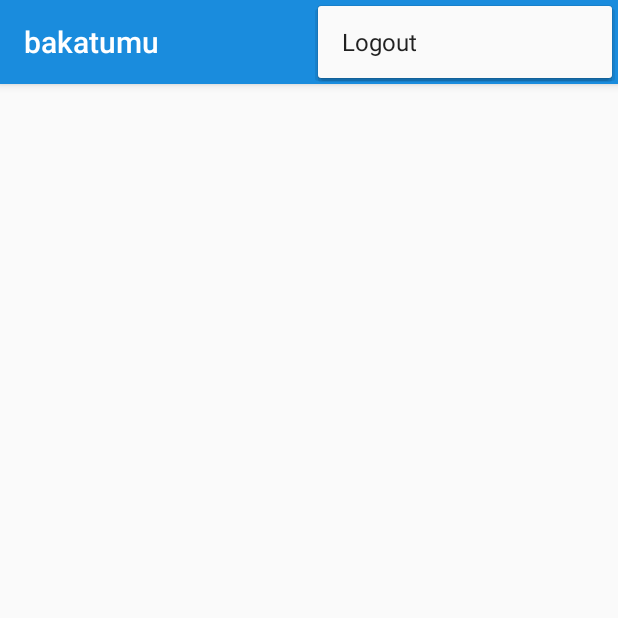
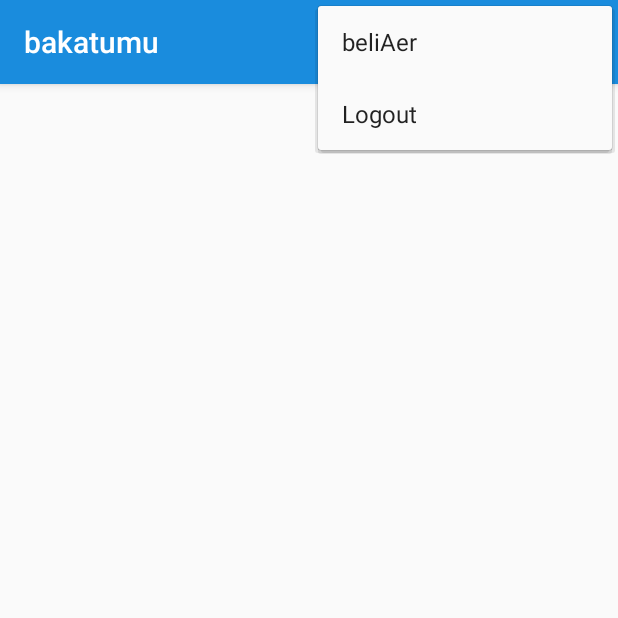
Before and after one commit to baingao/bakatumu, an Android app: the MainActivity screen opened directly, with no data from a screen before it, with the options menu open, on a phone screen of 412 x 824 dp, the top half of it. Run offline under Robolectric (Android 15) with nearby library versions, the phone set to English and light mode, and no system bars; our stand-ins replace Volley; 1 statement that could not run was skipped.

Commit message:
aer branch

```diff
--- a/app/src/main/java/com/bakatumu/bakatumu/activity/MainActivity.java
+++ b/app/src/main/java/com/bakatumu/bakatumu/activity/MainActivity.java
@@ -324,31 +324,6 @@ public class MainActivity extends AppCompatActivity {
     }
 
 
-    /* start of new menu
-    static Button notifCount; //android.widget.button
-    static int mNotifCount = 0;
-
-    @Override
-    public boolean onCreateOptionsMenu(Menu menu) {
-        MenuInflater inflater = getMenuInflater();
-        inflater.inflate(R.menu.menu_main, menu);
-
-        MenuItem item = menu.findItem(R.id.action_user);
-        MenuItemCompat.setActionView(item, R.layout.feed_update_count);
-        View count = menu.findItem(R.id.action_user).getActionView();
-        notifCount = (Button) MenuItemCompat.getActionView(item);
-        notifCount = (Button) count.findViewById(R.id.notif_count);
-        notifCount.setText(String.valueOf(mNotifCount));
-        return super.onCreateOptionsMenu(menu);
-    }
-
-    private void setNotifCount(int count){
-        mNotifCount = count;
-        invalidateOptionsMenu();
-    }
-    */ // end of new menu
-
-
     public boolean onOptionsItemSelected(MenuItem menuItem) {
         switch (menuItem.getItemId()) {
             case R.id.action_logout:
@@ -358,13 +333,18 @@ public class MainActivity extends AppCompatActivity {
             case R.id.action_user:
                 MyApplication.getInstance().userActivity();
                 break;
-
+/*
             case R.id.action_chat:
-                MyApplication.getInstance().aerActivity();
+                MyApplication.getInstance().chatActivity();
                 break;
+*/
 
             case R.id.action_chat_room:
                 MyApplication.getInstance().mainActivity();
+                break;
+
+            case R.id.action_aer:
+                MyApplication.getInstance().aerActivity();
                 break;
         }
         return super.onOptionsItemSelected(menuItem);
--- /dev/null
+++ b/app/src/main/res/drawable/ic_aer.xml
@@ -0,0 +1,9 @@
+<vector xmlns:android="http://schemas.android.com/apk/res/android"
+        android:width="24dp"
+        android:height="24dp"
+        android:viewportWidth="24.0"
+        android:viewportHeight="24.0">
+    <path
+        android:fillColor="#FFFFFFFF"
+        android:pathData="M17.66,7.93L12,2.27 6.34,7.93c-3.12,3.12 -3.12,8.19 0,11.31C7.9,20.8 9.95,21.58 12,21.58c2.05,0 4.1,-0.78 5.66,-2.34 3.12,-3.12 3.12,-8.19 0,-11.31zM12,19.59c-1.6,0 -3.11,-0.62 -4.24,-1.76C6.62,16.69 6,15.19 6,13.59s0.62,-3.11 1.76,-4.24L12,5.1v14.49z"/>
+</vector>
--- a/app/src/main/res/menu/menu_main.xml
+++ b/app/src/main/res/menu/menu_main.xml
@@ -7,22 +7,29 @@
         android:orderInCategory="100"
         android:title="@string/action_chat_room"
         android:icon="@drawable/ic_chat_room"
-        app:showAsAction="always" />
+        app:showAsAction="ifRoom|withText" />
 
+    <item
+        android:id="@+id/action_user"
+        android:orderInCategory="100"
+        android:title="@string/action_user"
+        android:icon="@drawable/ic_user"
+        app:showAsAction="ifRoom|withText" />
+
+    <item
+        android:id="@+id/action_aer"
+        android:orderInCategory="100"
+        android:title="@string/action_aer"
+        android:icon="@drawable/ic_aer"
+        app:showAsAction="ifRoom|withText" />
+    <!--
     <item
         android:id="@+id/action_chat"
         android:orderInCategory="100"
         android:title="@string/action_chat"
         android:icon="@drawable/ic_chat"
         app:showAsAction="always" />
-
-    <item
-        android:id="@+id/action_user"
-        android:orderInCategory="100"
-        android:title="@string/action_user"
-        android:icon="@drawable/ic_user"
-        android:actionLayout="@layout/feed_update_count"
-        app:showAsAction="always" />
+-->
 
     <item
         android:id="@+id/action_logout"
--- a/app/src/main/res/values/strings.xml
+++ b/app/src/main/res/values/strings.xml
@@ -14,6 +14,7 @@
     <string name="action_chat_room">Rooms</string>
     <string name="action_logout">Logout</string>
     <string name="hotlist">Hotlist</string>
+    <string name="action_aer">beliAer</string>
     <string name="action_home">Beranda</string>
     <string name="action_message">Pesan</string>
     <string name="action_refresh">Reload</string>
```
Also changed, not shown: app/src/main/java/com/bakatumu/bakatumu/activity/AerActivity.java (+17 -23 lines), 1 other file.
